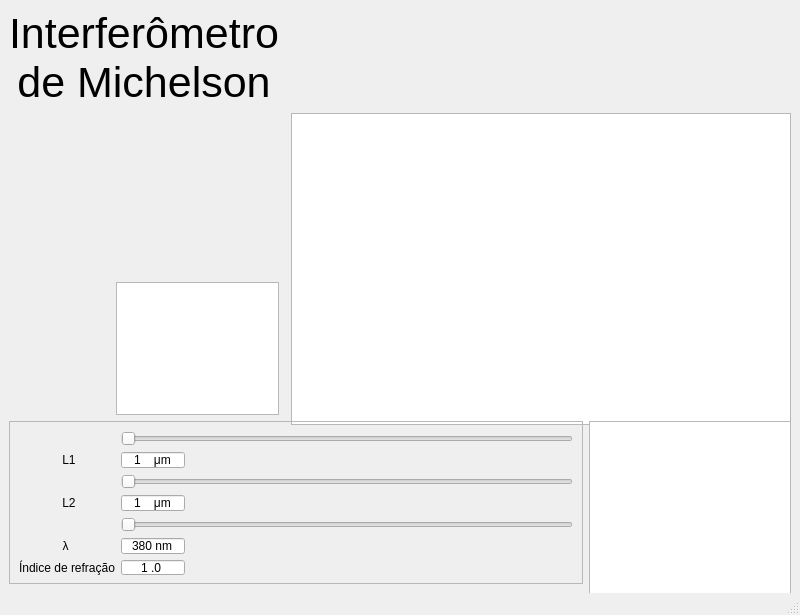
First picture: the form in IDM_GUI.ui, repository deep-in-the-pc/Michelson-interferometer-Simulator, before the edit.
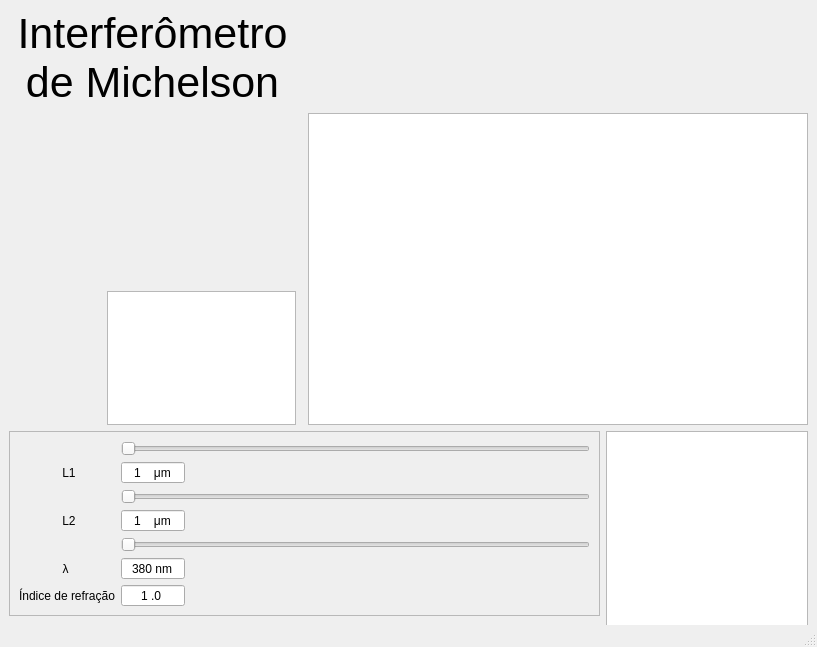
Second picture: the form after the edit. Custom widgets are drawn as their Qt base class.

Commit message: Changed UI scaling for Wave Plot

The edit to the form file:
```diff
--- a/IDM_GUI.ui
+++ b/IDM_GUI.ui
@@ -6,8 +6,8 @@
    <rect>
     <x>0</x>
     <y>0</y>
-    <width>800</width>
-    <height>600</height>
+    <width>817</width>
+    <height>647</height>
    </rect>
   </property>
   <property name="windowTitle">
@@ -47,8 +47,8 @@
       </property>
       <property name="maximumSize">
        <size>
-        <width>163</width>
-        <height>133</height>
+        <width>16777215</width>
+        <height>16777215</height>
        </size>
       </property>
       <property name="verticalScrollBarPolicy">
@@ -81,7 +81,7 @@
        <enum>Qt::Horizontal</enum>
       </property>
       <property name="sizeType">
-       <enum>QSizePolicy::Expanding</enum>
+       <enum>QSizePolicy::Minimum</enum>
       </property>
       <property name="sizeHint" stdset="0">
        <size>
```
Left out of the diff: 2 changed lines with no effect on the pictures. The commit also changes 1 other file.
